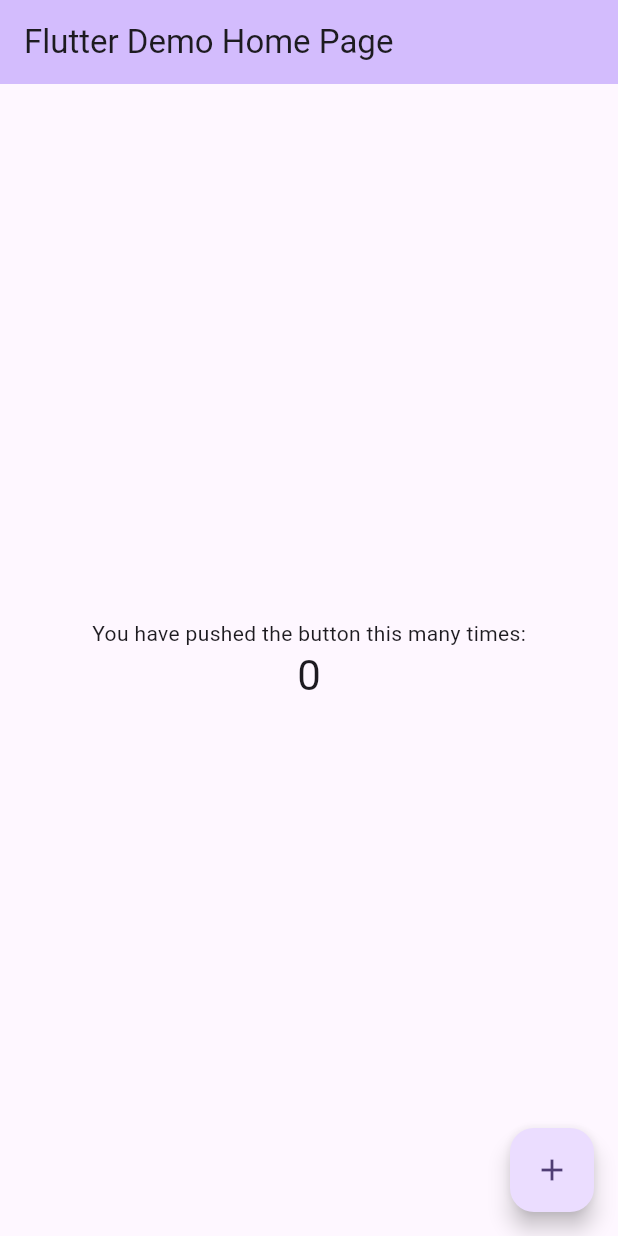
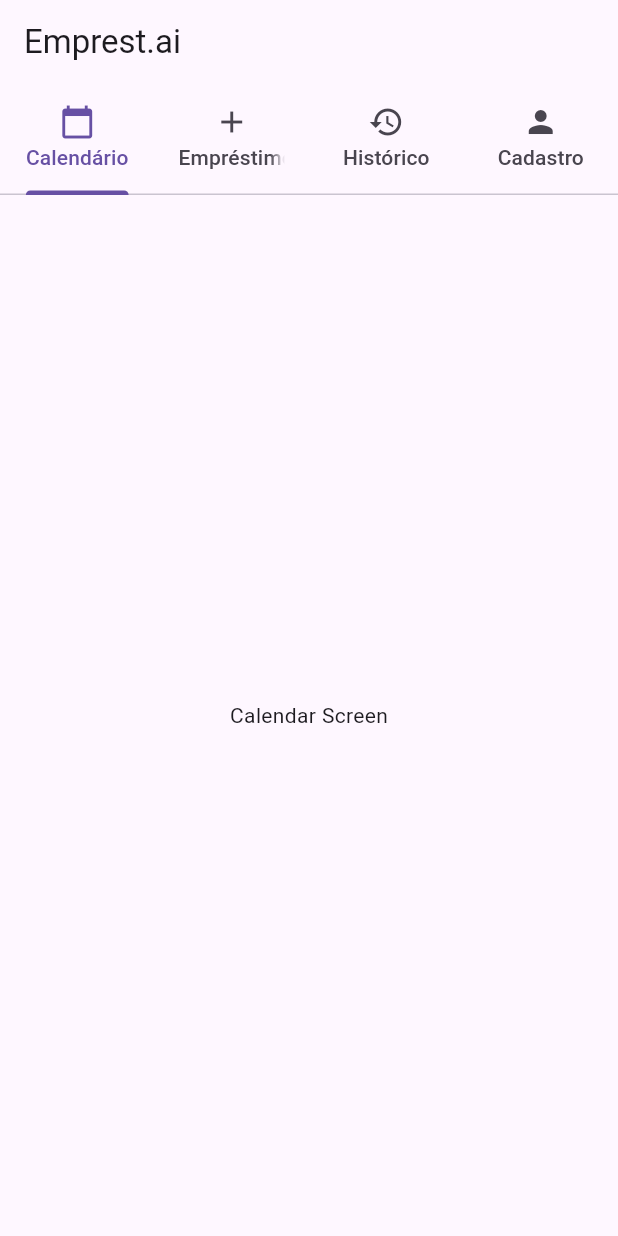
Before and after one commit to rodrigobaroni/emprest.ai, a Flutter app: the screen it shows after launch, on a phone screen of 412 x 824 dp. Run offline on Flutter 3.47's test engine with Material 3 defaults, Android fonts, the phone set to English and light mode, and no system bars.

Commit message:
create foldes

```diff
--- /dev/null
+++ b/lib/calendar/calendar.dart
@@ -0,0 +1,10 @@
+import 'package:flutter/material.dart';
+
+class CalendarScreen extends StatelessWidget {
+  @override
+  Widget build(BuildContext context) {
+    return Center(
+      child: Text('Calendar Screen'),
+    );
+  }
+}
--- a/lib/main.dart
+++ b/lib/main.dart
@@ -1,125 +1,71 @@
+import 'package:emprest_ai/calendar/calendar.dart';
+import 'package:emprest_ai/historic/historic.dart';
+import 'package:emprest_ai/loan/loan.dart';
+import 'package:emprest_ai/register/register.dart';
 import 'package:flutter/material.dart';
 
 void main() {
-  runApp(const MyApp());
+  runApp(MyApp());
 }
 
 class MyApp extends StatelessWidget {
-  const MyApp({super.key});
-
-  // This widget is the root of your application.
   @override
   Widget build(BuildContext context) {
     return MaterialApp(
-      title: 'Flutter Demo',
+      title: 'Emprest.ai',
       theme: ThemeData(
-        // This is the theme of your application.
-        //
-        // TRY THIS: Try running your application with "flutter run". You'll see
-        // the application has a purple toolbar. Then, without quitting the app,
-        // try changing the seedColor in the colorScheme below to Colors.green
-        // and then invoke "hot reload" (save your changes or press the "hot
-        // reload" button in a Flutter-supported IDE, or press "r" if you used
-        // the command line to start the app).
-        //
-        // Notice that the counter didn't reset back to zero; the application
-        // state is not lost during the reload. To reset the state, use hot
-        // restart instead.
-        //
-        // This works for code too, not just values: Most code changes can be
-        // tested with just a hot reload.
-        colorScheme: ColorScheme.fromSeed(seedColor: Colors.deepPurple),
-        useMaterial3: true,
+        primarySwatch: Colors.blue,
       ),
-      home: const MyHomePage(title: 'Flutter Demo Home Page'),
+      home: LoanManagementHome(),
     );
   }
 }
 
-class MyHomePage extends StatefulWidget {
-  const MyHomePage({super.key, required this.title});
+class LoanManagementHome extends StatefulWidget {
+  @override
+  _LoanManagementHomeState createState() => _LoanManagementHomeState();
+}
 
-  // This widget is the home page of your application. It is stateful, meaning
-  // that it has a State object (defined below) that contains fields that affect
-  // how it looks.
-
-  // This class is the configuration for the state. It holds the values (in this
-  // case the title) provided by the parent (in this case the App widget) and
-  // used by the build method of the State. Fields in a Widget subclass are
-  // always marked "final".
-
-  final String title;
+class _LoanManagementHomeState extends State<LoanManagementHome> with SingleTickerProviderStateMixin {
+  late TabController _tabController;
 
   @override
-  State<MyHomePage> createState() => _MyHomePageState();
-}
+  void initState() {
+    super.initState();
+    _tabController = TabController(length: 4, vsync: this);
+  }
 
-class _MyHomePageState extends State<MyHomePage> {
-  int _counter = 0;
-
-  void _incrementCounter() {
-    setState(() {
-      // This call to setState tells the Flutter framework that something has
-      // changed in this State, which causes it to rerun the build method below
-      // so that the display can reflect the updated values. If we changed
-      // _counter without calling setState(), then the build method would not be
-      // called again, and so nothing would appear to happen.
-      _counter++;
-    });
+  @override
+  void dispose() {
+    _tabController.dispose();
+    super.dispose();
   }
 
   @override
   Widget build(BuildContext context) {
-    // This method is rerun every time setState is called, for instance as done
-    // by the _incrementCounter method above.
-    //
-    // The Flutter framework has been optimized to make rerunning build methods
-    // fast, so that you can just rebuild anything that needs updating rather
-    // than having to individually change instances of widgets.
     return Scaffold(
       appBar: AppBar(
-        // TRY THIS: Try changing the color here to a specific color (to
-        // Colors.amber, perhaps?) and trigger a hot reload to see the AppBar
-        // change color while the other colors stay the same.
-        backgroundColor: Theme.of(context).colorScheme.inversePrimary,
-        // Here we take the value from the MyHomePage object that was created by
-        // the App.build method, and use it to set our appbar title.
-        title: Text(widget.title),
-      ),
-      body: Center(
-        // Center is a layout widget. It takes a single child and positions it
-        // in the middle of the parent.
-        child: Column(
-          // Column is also a layout widget. It takes a list of children and
-          // arranges them vertically. By default, it sizes itself to fit its
-          // children horizontally, and tries to be as tall as its parent.
-          //
-          // Column has various properties to control how it sizes itself and
-          // how it positions its children. Here we use mainAxisAlignment to
-          // center the children vertically; the main axis here is the vertical
-          // axis because Columns are vertical (the cross axis would be
-          // horizontal).
-          //
-          // TRY THIS: Invoke "debug painting" (choose the "Toggle Debug Paint"
-          // action in the IDE, or press "p" in the console), to see the
-          // wireframe for each widget.
-          mainAxisAlignment: MainAxisAlignment.center,
-          children: <Widget>[
-            const Text(
-              'You have pushed the button this many times:',
-            ),
-            Text(
-              '$_counter',
-              style: Theme.of(context).textTheme.headlineMedium,
-            ),
+        title: Text('Emprest.ai'),
+        bottom: TabBar(
+          controller: _tabController,
+          tabs: [
+            Tab(icon: Icon(Icons.calendar_today), text: 'Calendário'),
+            Tab(icon: Icon(Icons.add), text: 'Empréstimo'),
+            Tab(icon: Icon(Icons.history), text: 'Histórico'),
+            Tab(icon: Icon(Icons.person), text: 'Cadastro'),
           ],
         ),
       ),
-      floatingActionButton: FloatingActionButton(
-        onPressed: _incrementCounter,
-        tooltip: 'Increment',
-        child: const Icon(Icons.add),
-      ), // This trailing comma makes auto-formatting nicer for build methods.
+      body: TabBarView(
+        controller: _tabController,
+        children: [
+          // Cada widget aqui corresponde a uma aba.
+          CalendarScreen(),
+          NewLoanScreen(),
+          HistoricScreen(),
+          RegisterScreen(),
+        ],
+      ),
     );
   }
 }
```
Also changed, not shown: lib/historic/historic.dart (added, +10 -0 lines), lib/loan/loan.dart (added, +10 -0 lines), lib/register/register.dart (added, +10 -0 lines), 1 other file.
